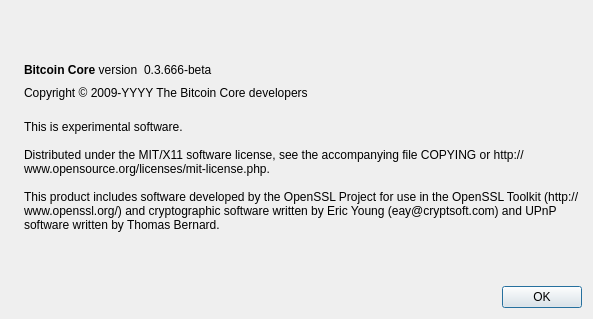
Old version of the form src/qt/forms/aboutdialog.ui in the repository carboncointrust/CC.
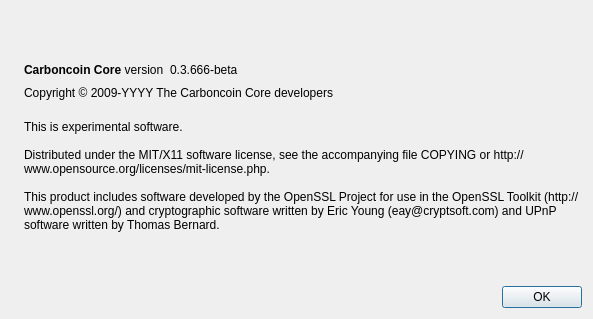
New version of the form. Icons and pictures are not drawn.

Commit message: Replace Bitcoin

The edit to the form file:
```diff
--- a/src/qt/forms/aboutdialog.ui
+++ b/src/qt/forms/aboutdialog.ui
@@ -50,7 +50,7 @@
           <cursorShape>IBeamCursor</cursorShape>
          </property>
          <property name="text">
-          <string>&lt;b&gt;Bitcoin Core&lt;/b&gt; version</string>
+          <string>&lt;b&gt;Carboncoin Core&lt;/b&gt; version</string>
          </property>
          <property name="textInteractionFlags">
           <set>Qt::LinksAccessibleByMouse|Qt::TextSelectableByKeyboard|Qt::TextSelectableByMouse</set>
@@ -91,7 +91,7 @@
         <cursorShape>IBeamCursor</cursorShape>
        </property>
        <property name="text">
-        <string notr="true">Copyright &amp;copy; 2009-YYYY The Bitcoin Core developers</string>
+        <string notr="true">Copyright &amp;copy; 2009-YYYY The Carboncoin Core developers</string>
        </property>
        <property name="textFormat">
         <enum>Qt::RichText</enum>
```
Left out of the diff: 2 changed lines with no effect on the pictures. The commit also changes 402 other files.
